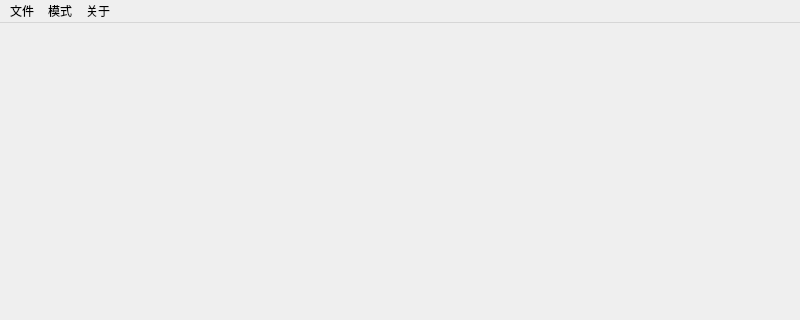
The window that ui/Main.ui (HQZ-OhNone/randname) describes before a commit, drawn with Qt 5; both pictures show x 0 to 800 and y 0 to 320 of the 800 by 600 pixel window.
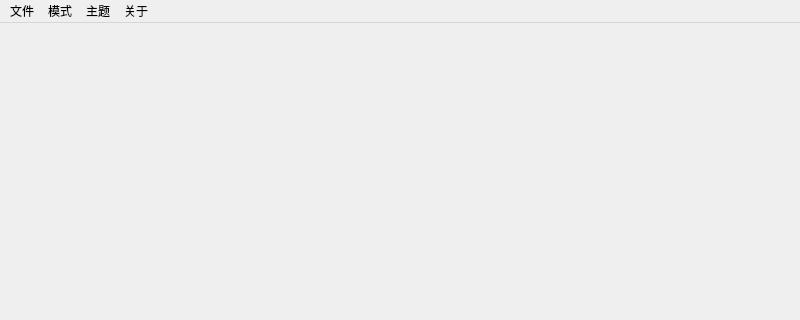
The same window after the commit.

Commit message:
feat: add TOML config and themes
Fix Single logging and memory-import window sizing, make ScrollSingle the default mode, and include theme resources in packaged builds.\n\nCo-authored-by: Copilot <223556219+Copilot@users.noreply.github.com>

What changed in the file:
```diff
--- a/ui/Main.ui
+++ b/ui/Main.ui
@@ -66,8 +66,17 @@
     <addaction name="action_license"/>
     <addaction name="action_repository"/>
    </widget>
+   <widget class="QMenu" name="menu_theme">
+    <property name="title">
+     <string>主题</string>
+    </property>
+    <addaction name="action_theme_dark"/>
+    <addaction name="action_theme_light"/>
+    <addaction name="action_theme_blue"/>
+   </widget>
    <addaction name="menu_file"/>
    <addaction name="menu_mode"/>
+   <addaction name="menu_theme"/>
    <addaction name="menu_about"/>
   </widget>
   <widget class="QStatusBar" name="statusbar"/>
```
Left out of the diff: 15 changed lines with no effect on the pictures. The commit also changes 18 other files.
